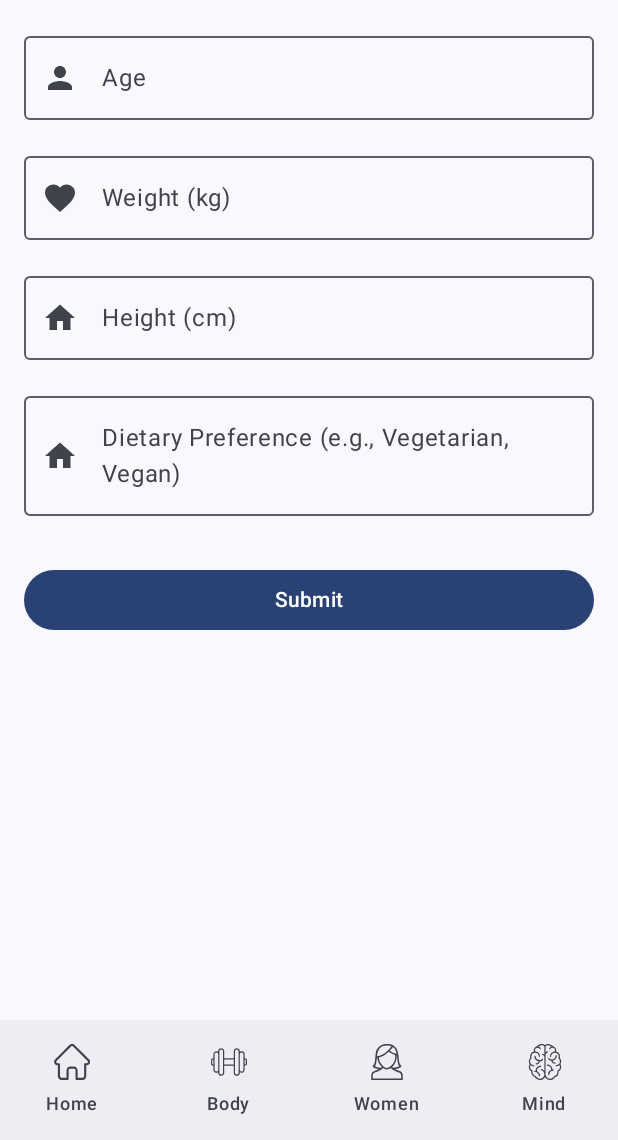
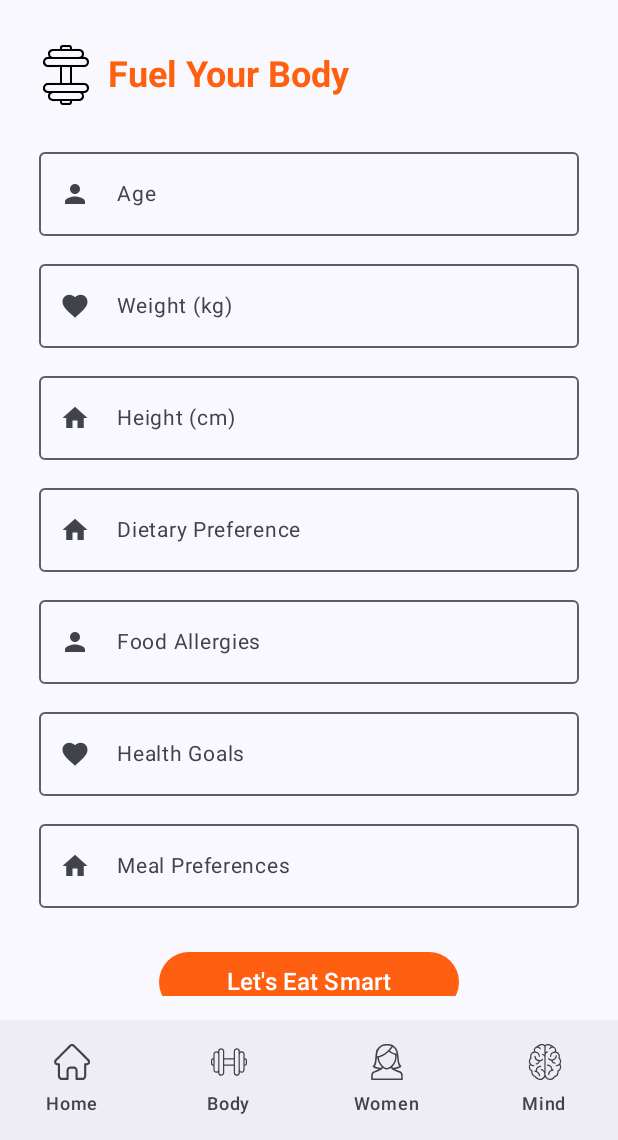
Before and after one commit to harridotcom/medicare, an Android app built with Jetpack Compose: the McrDietForm screen opened through its navigation route, on a phone screen of 412 x 824 dp, the part 96-1236 px from its top. Run offline under Robolectric (Android 15) with nearby library versions, the phone set to English and light mode, and no system bars.

Commit message:
small ui changes

```diff
--- a/app/src/main/java/com/medicare/physicalhealth/McrBodyPage.kt
+++ b/app/src/main/java/com/medicare/physicalhealth/McrBodyPage.kt
@@ -12,6 +12,7 @@ import androidx.compose.ui.Alignment
 import androidx.compose.ui.Modifier
 import androidx.compose.ui.graphics.Color
 import androidx.compose.ui.graphics.painter.Painter
+import androidx.compose.ui.res.colorResource
 import androidx.compose.ui.res.painterResource
 import androidx.compose.ui.text.font.FontWeight
 import androidx.compose.ui.tooling.preview.Preview
@@ -120,7 +121,7 @@ fun Sections(
                 navController.navigate(route)
             },
             colors = ButtonDefaults.buttonColors(
-                containerColor = Color(0xFFFF6E40)
+                containerColor = colorResource(id = R.color.orange)
             ),
             modifier = Modifier.align(Alignment.CenterHorizontally)
                 .width(200.dp)
--- a/app/src/main/java/com/medicare/physicalhealth/McrDietForm.kt
+++ b/app/src/main/java/com/medicare/physicalhealth/McrDietForm.kt
@@ -1,17 +1,25 @@
 package com.medicare.physicalhealth
 
+import android.widget.Space
+import androidx.annotation.ColorRes
+import androidx.compose.foundation.Image
 import androidx.compose.foundation.layout.Arrangement
 import androidx.compose.foundation.layout.Column
+import androidx.compose.foundation.layout.Row
+import androidx.compose.foundation.layout.Spacer
 import androidx.compose.foundation.layout.fillMaxSize
 import androidx.compose.foundation.layout.fillMaxWidth
+import androidx.compose.foundation.layout.height
 import androidx.compose.foundation.layout.padding
+import androidx.compose.foundation.layout.size
+import androidx.compose.foundation.layout.width
+import androidx.compose.foundation.lazy.LazyColumn
 import androidx.compose.material.icons.Icons
 import androidx.compose.material.icons.filled.Favorite
 import androidx.compose.material.icons.filled.Home
 import androidx.compose.material.icons.filled.Person
 import androidx.compose.material3.Button
 import androidx.compose.material3.ButtonDefaults
-import androidx.compose.material3.ExperimentalMaterial3Api
 import androidx.compose.material3.Icon
 import androidx.compose.material3.MaterialTheme
 import androidx.compose.material3.OutlinedTextField
@@ -24,10 +32,15 @@ import androidx.compose.runtime.remember
 import androidx.compose.runtime.setValue
 import androidx.compose.ui.Alignment
 import androidx.compose.ui.Modifier
+import androidx.compose.ui.draw.rotate
 import androidx.compose.ui.graphics.Color
-import androidx.compose.ui.tooling.preview.Preview
+import androidx.compose.ui.res.colorResource
+import androidx.compose.ui.res.painterResource
+import androidx.compose.ui.text.font.FontWeight
 import androidx.compose.ui.unit.dp
+import androidx.compose.ui.unit.sp
 import androidx.navigation.NavController
+import com.medicare.R
 import com.medicare.other.McrNavigationBars
 import com.medicare.other.McrTopAppBar2
 
@@ -40,6 +53,9 @@ fun McrDietForm(
     var weight by remember { mutableStateOf("") }
     var height by remember { mutableStateOf("") }
     var dietaryPreference by remember { mutableStateOf("") }
+    var allergies by remember { mutableStateOf("") }
+    var healthGoals by remember { mutableStateOf("") }
+    var mealPreference by remember { mutableStateOf("") }
 
     Scaffold(
         topBar = { McrTopAppBar2() },
@@ -48,64 +64,210 @@ fun McrDietForm(
             Column(
                 modifier = modifier
                     .fillMaxSize()
-                    .padding(16.dp)
-                    .padding(paddingValues),
+                    .padding(paddingValues)
+            ) {
+                LazyColumn(
+                    modifier = Modifier
+                        .weight(1f)
+                        .fillMaxWidth()
+                        .padding(16.dp),
                     horizontalAlignment = Alignment.CenterHorizontally,
-                verticalArrangement = Arrangement.spacedBy(16.dp)
+                    verticalArrangement = Arrangement.spacedBy(8.dp)
                 ) {
-                // Age Input
+                    item {
+                        Row(
+                            modifier = Modifier
+                                .fillMaxWidth()
+                                .padding(8.dp),
+                            verticalAlignment = Alignment.CenterVertically,
+                        ) {
+                            Image(
+                                painter = painterResource(id = R.drawable.weight),
+                                contentDescription = "Dumbbell icon",
+                                modifier = Modifier
+                                    .size(40.dp)
+                                    .rotate(90f)
+                            )
+
+                            Text(
+                                text = "Fuel Your Body",
+                                style = MaterialTheme.typography.headlineMedium.copy(
+                                    fontWeight = FontWeight.Bold,
+                                    fontSize = 24.sp,
+                                    color = colorResource(id = R.color.orange)
+                                ),
+                                modifier = Modifier.padding(8.dp)
+                            )
+                        }
+                    }
+
+                    item {
                         OutlinedTextField(
                             value = age,
                             onValueChange = { age = it },
-                    label = { Text("Age") },
-                    leadingIcon = { Icon(Icons.Filled.Person, contentDescription = "Age") },
-                    modifier = Modifier.fillMaxWidth(),
-                    singleLine = true
+                            label = { Text("Age", fontSize = 14.sp) },
+                            leadingIcon = {
+                                Icon(
+                                    Icons.Filled.Person,
+                                    contentDescription = "Age",
+                                    modifier = Modifier.size(20.dp)
                                 )
+                            },
+                            modifier = Modifier
+                                .fillMaxWidth()
+                                .padding(horizontal = 10.dp)
+                                .padding(vertical = 1.dp),
+                            singleLine = true,
+                            textStyle = MaterialTheme.typography.bodyMedium
+                        )
+                    }
 
-                // Weight Input
+                    item {
                         OutlinedTextField(
                             value = weight,
                             onValueChange = { weight = it },
-                    label = { Text("Weight (kg)") },
-                    leadingIcon = { Icon(Icons.Filled.Favorite, contentDescription = "Weight") },
-                    modifier = Modifier.fillMaxWidth(),
-                    singleLine = true
+                            label = { Text("Weight (kg)", fontSize = 14.sp) },
+                            leadingIcon = {
+                                Icon(
+                                    Icons.Filled.Favorite,
+                                    contentDescription = "Weight",
+                                    modifier = Modifier.size(20.dp)
                                 )
+                            },
+                            modifier = Modifier
+                                .fillMaxWidth()
+                                .padding(horizontal = 10.dp)
+                                .padding(vertical = 1.dp),
+                            singleLine = true,
+                            textStyle = MaterialTheme.typography.bodyMedium
+                        )
+                    }
 
-                // Height Input
+                    item {
                         OutlinedTextField(
                             value = height,
                             onValueChange = { height = it },
-                    label = { Text("Height (cm)") },
-                    leadingIcon = { Icon(Icons.Filled.Home, contentDescription = "Height") },
-                    modifier = Modifier.fillMaxWidth(),
-                    singleLine = true
+                            label = { Text("Height (cm)", fontSize = 14.sp) },
+                            leadingIcon = {
+                                Icon(
+                                    Icons.Filled.Home,
+                                    contentDescription = "Height",
+                                    modifier = Modifier.size(20.dp)
                                 )
+                            },
+                            modifier = Modifier
+                                .fillMaxWidth()
+                                .padding(horizontal = 10.dp)
+                                .padding(vertical = 1.dp),
+                            singleLine = true,
+                            textStyle = MaterialTheme.typography.bodyMedium
+                        )
+                    }
 
-                // Dietary Preference Input
+                    item {
                         OutlinedTextField(
                             value = dietaryPreference,
                             onValueChange = { dietaryPreference = it },
-                    label = { Text("Dietary Preference (e.g., Vegetarian, Vegan)") },
-                    leadingIcon = { Icon(Icons.Filled.Home, contentDescription = "Diet Preference") },
-                    modifier = Modifier.fillMaxWidth(),
-                    singleLine = true
+                            label = { Text("Dietary Preference", fontSize = 14.sp) },
+                            leadingIcon = {
+                                Icon(
+                                    Icons.Filled.Home,
+                                    contentDescription = "Diet Preference",
+                                    modifier = Modifier.size(20.dp)
                                 )
-
-                // Submit Button
-                Button(
-                    onClick = {
-                        // Handle form submission (you can process the data here)
                             },
                             modifier = Modifier
                                 .fillMaxWidth()
-                        .padding(top = 16.dp),
+                                .padding(horizontal = 10.dp)
+                                .padding(vertical = 1.dp),
+                            singleLine = true,
+                            textStyle = MaterialTheme.typography.bodyMedium
+                        )
+                    }
+
+                    item {
+                        OutlinedTextField(
+                            value = allergies,
+                            onValueChange = { allergies = it },
+                            label = { Text("Food Allergies", fontSize = 14.sp) },
+                            leadingIcon = {
+                                Icon(
+                                    Icons.Filled.Person,
+                                    contentDescription = "Allergies",
+                                    modifier = Modifier.size(20.dp)
+                                )
+                            },
+                            modifier = Modifier
+                                .fillMaxWidth()
+                                .padding(horizontal = 10.dp)
+                                .padding(vertical = 1.dp),
+                            singleLine = true,
+                            textStyle = MaterialTheme.typography.bodyMedium
+                        )
+                    }
+
+                    item {
+                        OutlinedTextField(
+                            value = healthGoals,
+                            onValueChange = { healthGoals = it },
+                            label = { Text("Health Goals", fontSize = 14.sp) },
+                            leadingIcon = {
+                                Icon(
+                                    Icons.Filled.Favorite,
+                                    contentDescription = "Goals",
+                                    modifier = Modifier.size(20.dp)
+                                )
+                            },
+                            modifier = Modifier
+                                .fillMaxWidth()
+                                .padding(horizontal = 10.dp)
+                                .padding(vertical = 1.dp),
+                            singleLine = true,
+                            textStyle = MaterialTheme.typography.bodyMedium
+                        )
+                    }
+
+                    item {
+                        OutlinedTextField(
+                            value = mealPreference,
+                            onValueChange = { mealPreference = it },
+                            label = { Text("Meal Preferences", fontSize = 14.sp) },
+                            leadingIcon = {
+                                Icon(
+                                    Icons.Filled.Home,
+                                    contentDescription = "Meals",
+                                    modifier = Modifier.size(20.dp)
+                                )
+                            },
+                            modifier = Modifier
+                                .fillMaxWidth()
+                                .padding(horizontal = 10.dp)
+                                .padding(vertical = 1.dp),
+                            singleLine = true,
+                            textStyle = MaterialTheme.typography.bodyMedium
+                        )
+                    }
+
+                    item {
+                        Spacer(modifier = Modifier.height(16.dp))
+                        Button(
+                            onClick = {
+                                // Handle form submission
+                            },
+                            modifier = Modifier
+                                .width(200.dp)
+                                .padding(bottom = 16.dp),
                             colors = ButtonDefaults.buttonColors(
-                        containerColor = MaterialTheme.colorScheme.primary
+                                containerColor = colorResource(id = R.color.orange)
                             )
                         ) {
-                    Text(text = "Submit", color = Color.White)
+                            Text(
+                                text = "Let's Eat Smart",
+                                color = colorResource(id = R.color.white),
+                                fontSize = 16.sp
+                            )
+                        }
+                    }
                 }
             }
         }
--- a/app/src/main/res/values/colors.xml
+++ b/app/src/main/res/values/colors.xml
@@ -9,4 +9,5 @@
     <color name="white">#FFFFFFFF</color>
     <color name="green">#00F00A</color>
     <color name="blue">#5DC6F6</color>
+    <color name="orange">#EFFF5500</color>
 </resources>
```
Also changed, not shown: app/src/main/java/com/medicare/physicalhealth/McrWorkoutForm.kt (+181 -26 lines), app/src/main/java/com/medicare/womenhealth/McrReportUploadPage.kt (+51 -21 lines). Lines whose indentation alone changed are shown as unchanged.
